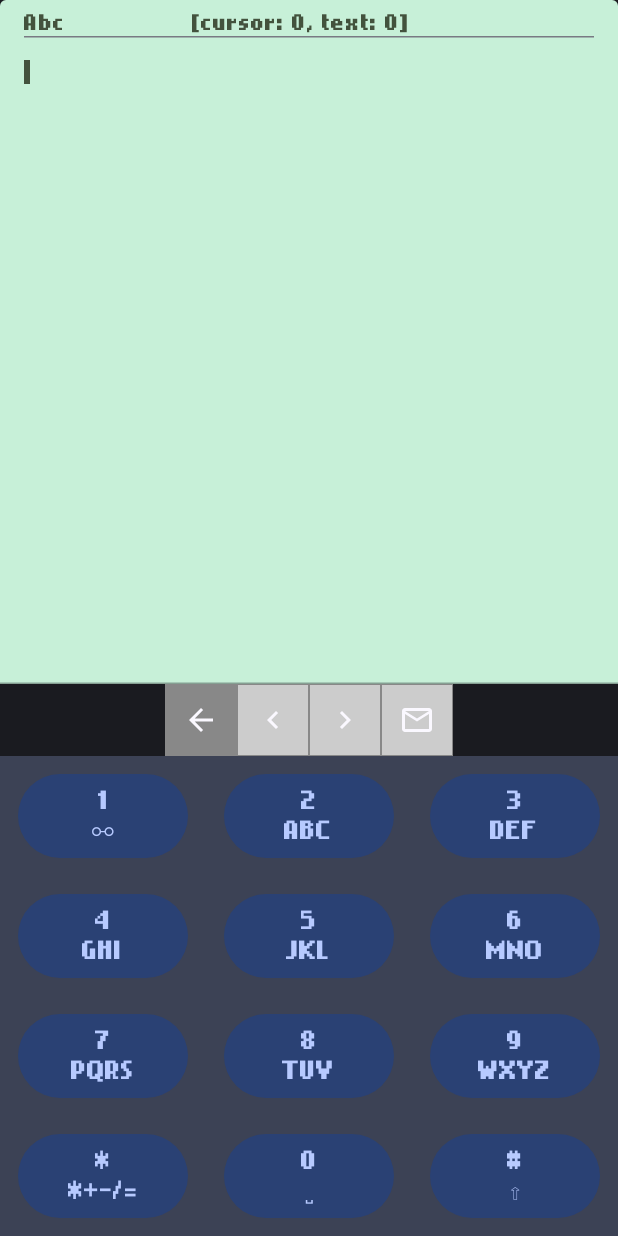
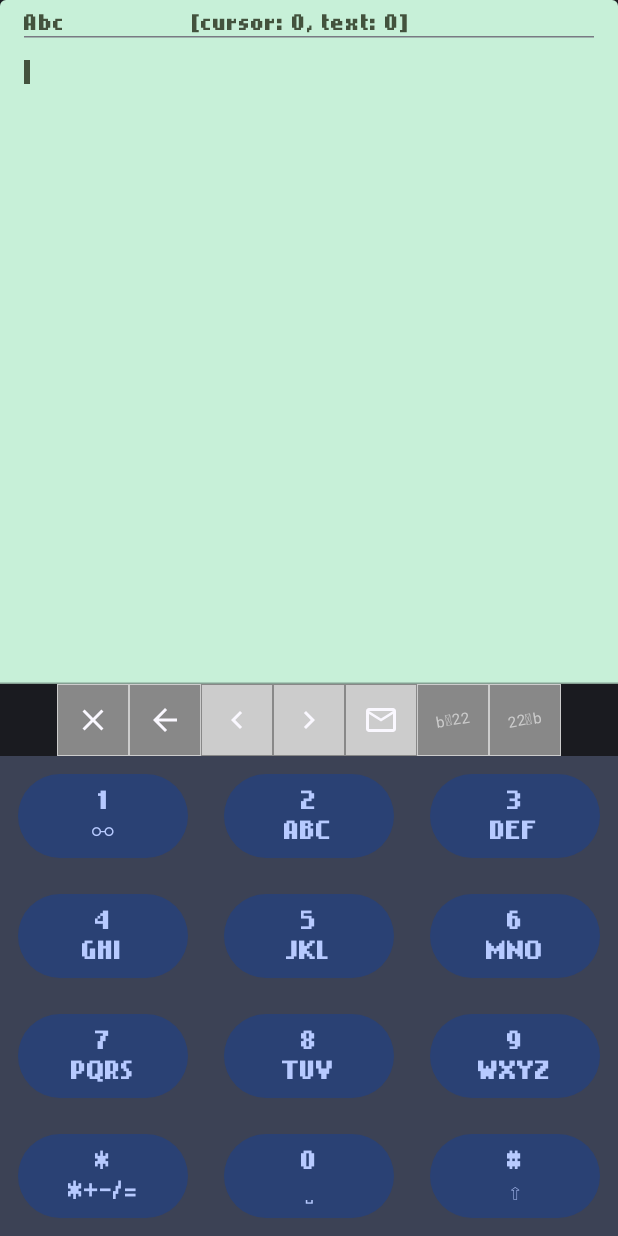
Before and after one commit to MatLeg25/RetroKeyboard, an Android app built with Jetpack Compose: the screen it shows after launch (MainActivity), on a phone screen of 412 x 824 dp. Run offline under Robolectric (Android 15) with nearby library versions, the phone set to English and light mode, and no system bars.

Commit message:
update Keyboard support buttons

```diff
--- a/app/src/main/java/com/example/retrokeyboard/components/CustomKeyboard.kt
+++ b/app/src/main/java/com/example/retrokeyboard/components/CustomKeyboard.kt
@@ -17,6 +17,7 @@ import androidx.compose.material.icons.Icons
 import androidx.compose.material.icons.automirrored.filled.ArrowBack
 import androidx.compose.material.icons.automirrored.filled.KeyboardArrowLeft
 import androidx.compose.material.icons.automirrored.filled.KeyboardArrowRight
+import androidx.compose.material.icons.filled.Clear
 import androidx.compose.material.icons.filled.MailOutline
 import androidx.compose.material3.HorizontalDivider
 import androidx.compose.material3.Icon
@@ -34,6 +35,7 @@ import androidx.compose.runtime.remember
 import androidx.compose.runtime.setValue
 import androidx.compose.ui.Alignment
 import androidx.compose.ui.Modifier
+import androidx.compose.ui.draw.rotate
 import androidx.compose.ui.graphics.Color
 import androidx.compose.ui.platform.LocalConfiguration
 import androidx.compose.ui.platform.LocalContext
@@ -52,6 +54,7 @@ import com.example.retrokeyboard.extensions.copyTextToClipboard
 import com.example.retrokeyboard.models.RetroKeyboard
 import com.example.retrokeyboard.ui.theme.NokiaScreenDark
 import com.example.retrokeyboard.ui.theme.NokiaScreenLight
+import com.example.retrokeyboard.utils.TextNumConverter
 import kotlinx.coroutines.delay
 
 @Composable
@@ -167,7 +170,19 @@ fun CustomKeyboard(
                 horizontalArrangement = Arrangement.Center
             ) {
                 IconButton(
-                    modifier = Modifier.background(Color.Gray),
+                    modifier = Modifier.background(Color.Gray).border(BorderStroke(0.1.dp, Color.LightGray)),
+                    onClick = {
+                        text = ""
+                        cursorPosition = 0
+                    }) {
+                    Icon(
+                        imageVector = Icons.Default.Clear,
+                        contentDescription = stringResource(id = R.string.clear),
+                        tint = MaterialTheme.colorScheme.background
+                    )
+                }
+                IconButton(
+                    modifier = Modifier.background(Color.Gray).border(BorderStroke(0.1.dp, Color.LightGray)),
                     onClick = {
                         if (text.isNotEmpty()) {
                             text = text.substring(0, text.length - 1)
@@ -181,9 +196,7 @@ fun CustomKeyboard(
                     )
                 }
                 IconButton(
-                    modifier = Modifier
-                        .background(Color.LightGray)
-                        .border(BorderStroke(0.1.dp, Color.Gray)),
+                    modifier = Modifier.background(Color.LightGray).border(BorderStroke(0.1.dp, Color.Gray)),
                     onClick = {
                         cursorPosition = (cursorPosition-1).coerceIn(0, text.length)
                 }) {
@@ -194,9 +207,7 @@ fun CustomKeyboard(
                     )
                 }
                 IconButton(
-                    modifier = Modifier
-                        .background(Color.LightGray)
-                        .border(BorderStroke(0.1.dp, Color.Gray)),
+                    modifier = Modifier.background(Color.LightGray).border(BorderStroke(0.1.dp, Color.Gray)),
                     onClick = {
                         cursorPosition = (cursorPosition+1).coerceIn(0, text.length)
                 })  {
@@ -207,9 +218,7 @@ fun CustomKeyboard(
                     )
                 }
                 IconButton(
-                    modifier = Modifier
-                        .background(Color.LightGray)
-                        .border(BorderStroke(0.1.dp, Color.Gray)),
+                    modifier = Modifier.background(Color.LightGray).border(BorderStroke(0.1.dp, Color.Gray)),
                     onClick = {
                         context.copyTextToClipboard(text)
                     }) {
@@ -218,6 +227,24 @@ fun CustomKeyboard(
                         contentDescription = stringResource(id = R.string.copy_to_clipboard),
                         tint = MaterialTheme.colorScheme.background
                     )
+                }
+                IconButton(
+                    modifier = Modifier.background(Color.Gray).border(BorderStroke(0.1.dp, Color.LightGray)),
+                    onClick = {
+                        text = TextNumConverter.textToNum(keyboard, text)
+                        cursorPosition = text.length
+                    }
+                ) {
+                    Text(modifier = Modifier.rotate(-10f) ,text = "b⮕22", fontSize = 10.sp, color = Color.LightGray)
+                }
+                IconButton(
+                    modifier = Modifier.background(Color.Gray).border(BorderStroke(0.1.dp, Color.LightGray)),
+                    onClick = {
+                        text = TextNumConverter.numToText(keyboard, text)
+                        cursorPosition = text.length
+                    }
+                ) {
+                    Text(modifier = Modifier.rotate(-10f) ,text = "22⮕b", fontSize = 10.sp, color = Color.LightGray)
                 }
             }
 
--- a/app/src/main/java/com/example/retrokeyboard/utils/TextNumConverter.kt
+++ b/app/src/main/java/com/example/retrokeyboard/utils/TextNumConverter.kt
@@ -1,5 +1,6 @@
 package com.example.retrokeyboard.utils
 
+import com.example.retrokeyboard.KeyboardContract
 import com.example.retrokeyboard.models.Key
 import com.example.retrokeyboard.models.RetroKeyboard
 import kotlin.jvm.Throws
@@ -13,7 +14,7 @@ import kotlin.jvm.Throws
  */
 object TextNumConverter {
 
-    fun textToNum(keyboard: RetroKeyboard, text: String): String {
+    fun textToNum(keyboard: KeyboardContract, text: String): String {
         var output = ""
 
         //get key and assigned chars in lowercase
@@ -28,7 +29,7 @@ object TextNumConverter {
     }
 
     @Throws(IllegalArgumentException::class)
-    fun numToText(keyboard: RetroKeyboard, num: String): String {
+    fun numToText(keyboard: KeyboardContract, num: String): String {
         var output = ""
 
         if (num.isEmpty()) return ""
--- a/app/src/main/res/values/strings.xml
+++ b/app/src/main/res/values/strings.xml
@@ -4,5 +4,8 @@
     <string name="move_cursor_left">Move cursor left</string>
     <string name="move_cursor_right">Move cursor right</string>
     <string name="backspace">Backspace</string>
+    <string name="clear">Clear</string>
     <string name="extra_info_cursor_X_text_Y">\t\t\t\t\t\t [cursor: %1$s, text: %2$s]</string>
+    <string name="convert_text_to_num">Convert text to num</string>
+    <string name="convert_num_to_text">Convert num to text</string>
 </resources>
```
